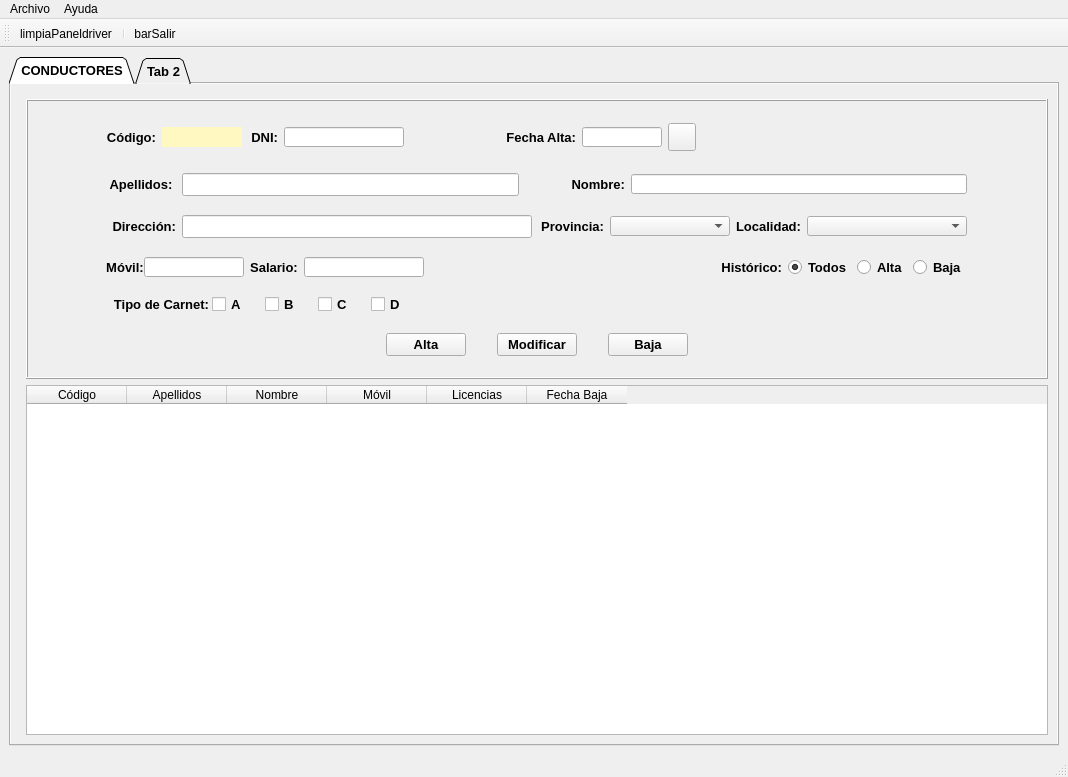
Old version of the form templates/MainWindow.ui in the repository XoanCarlos/perezgonzalez2324.
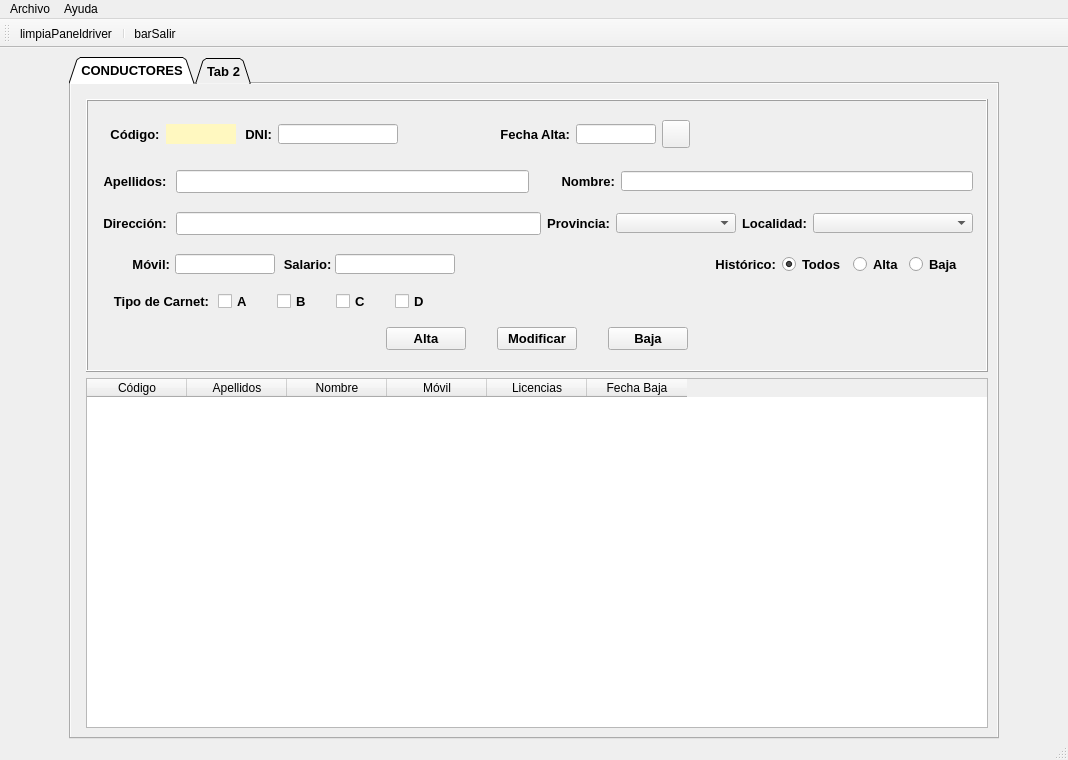
New version of the form. Icons and pictures are not drawn.

What changed in the file:
```diff
--- a/templates/MainWindow.ui
+++ b/templates/MainWindow.ui
@@ -7,7 +7,7 @@
     <x>0</x>
     <y>0</y>
     <width>1068</width>
-    <height>777</height>
+    <height>760</height>
    </rect>
   </property>
   <property name="sizePolicy">
@@ -62,7 +62,20 @@
     </size>
    </property>
    <layout class="QGridLayout" name="gridLayout_2">
-    <item row="0" column="0">
+    <item row="0" column="2">
+     <spacer name="horizontalSpacer_11">
+      <property name="orientation">
+       <enum>Qt::Horizontal</enum>
+      </property>
+      <property name="sizeHint" stdset="0">
+       <size>
+        <width>60</width>
+        <height>20</height>
+       </size>
+      </property>
+     </spacer>
+    </item>
+    <item row="0" column="1">
      <widget class="QTabWidget" name="panelPrincipal">
       <property name="sizePolicy">
        <sizepolicy hsizetype="Expanding" vsizetype="Expanding">
@@ -287,9 +300,12 @@
                <property name="orientation">
                 <enum>Qt::Horizontal</enum>
                </property>
+               <property name="sizeType">
+                <enum>QSizePolicy::Fixed</enum>
+               </property>
                <property name="sizeHint" stdset="0">
                 <size>
-                 <width>40</width>
+                 <width>225</width>
                  <height>20</height>
                 </size>
                </property>
@@ -297,7 +313,7 @@
              </item>
              <item row="0" column="0" colspan="2">
               <layout class="QGridLayout" name="gridLayout_3">
-               <item row="0" column="0">
+               <item row="0" column="1">
                 <widget class="QLabel" name="lblCod">
                  <property name="minimumSize">
                   <size>
@@ -315,21 +331,43 @@
                   <string>Código:</string>
                  </property>
                  <property name="alignment">
+                  <set>Qt::AlignCenter</set>
+                 </property>
+                </widget>
+               </item>
+               <item row="0" column="3">
+                <widget class="QLabel" name="lblDni">
+                 <property name="minimumSize">
+                  <size>
+                   <width>30</width>
+                   <height>20</height>
+                  </size>
+                 </property>
+                 <property name="maximumSize">
+                  <size>
+                   <width>30</width>
+                   <height>20</height>
+                  </size>
+                 </property>
+                 <property name="text">
+                  <string>DNI:</string>
+                 </property>
+                 <property name="alignment">
                   <set>Qt::AlignRight|Qt::AlignTrailing|Qt::AlignVCenter</set>
                  </property>
                 </widget>
                </item>
-               <item row="0" column="1">
+               <item row="0" column="2">
                 <widget class="QLabel" name="lblcodbd">
                  <property name="minimumSize">
                   <size>
-                   <width>80</width>
+                   <width>70</width>
                    <height>20</height>
                   </size>
                  </property>
                  <property name="maximumSize">
                   <size>
-                   <width>80</width>
+                   <width>70</width>
                    <height>20</height>
                   </size>
                  </property>
@@ -344,29 +382,7 @@
                  </property>
                 </widget>
                </item>
-               <item row="0" column="2">
-                <widget class="QLabel" name="lblDni">
-                 <property name="minimumSize">
-                  <size>
-                   <width>30</width>
-                   <height>20</height>
-                  </size>
-                 </property>
-                 <property name="maximumSize">
-                  <size>
-                   <width>30</width>
-                   <height>20</height>
-                  </size>
-                 </property>
-                 <property name="text">
-                  <string>DNI:</string>
-                 </property>
-                 <property name="alignment">
-                  <set>Qt::AlignRight|Qt::AlignTrailing|Qt::AlignVCenter</set>
-                 </property>
-                </widget>
-               </item>
-               <item row="0" column="3">
+               <item row="0" column="4">
                 <widget class="QLineEdit" name="txtDni">
                  <property name="minimumSize">
                   <size>
@@ -388,57 +404,7 @@
                  </property>
                 </widget>
                </item>
-               <item row="0" column="4">
-                <widget class="QLabel" name="lblValidardni">
-                 <property name="minimumSize">
-                  <size>
-                   <width>50</width>
-                   <height>30</height>
-                  </size>
-                 </property>
-                 <property name="maximumSize">
-                  <size>
-                   <width>50</width>
-                   <height>30</height>
-                  </size>
-                 </property>
-                 <property name="font">
-                  <font>
-                   <family>Segoe Print</family>
-                   <pointsize>14</pointsize>
-                  </font>
-                 </property>
-                 <property name="text">
-                  <string/>
-                 </property>
-                 <property name="alignment">
-                  <set>Qt::AlignLeading|Qt::AlignLeft|Qt::AlignVCenter</set>
-                 </property>
-                </widget>
-               </item>
-               <item row="0" column="5">
-                <widget class="QLabel" name="lblDatadriver">
-                 <property name="minimumSize">
-                  <size>
-                   <width>110</width>
-                   <height>20</height>
-                  </size>
-                 </property>
-                 <property name="maximumSize">
-                  <size>
-                   <width>110</width>
-                   <height>20</height>
-                  </size>
-                 </property>
-                 <property name="text">
-                  <string>Fecha Alta:</string>
-                 </property>
-                 <property name="alignment">
-                  <set>Qt::AlignRight|Qt::AlignTrailing|Qt::AlignVCenter</set>
-                 </property>
-                </widget>
-               </item>
-               <item row="0" column="6">
+               <item row="0" column="7">
                 <widget class="QLineEdit" name="txtDatadriver">
                  <property name="sizePolicy">
                   <sizepolicy hsizetype="Preferred" vsizetype="Fixed">
@@ -459,11 +425,11 @@
                   </size>
                  </property>
                  <property name="alignment">
-                  <set>Qt::AlignRight|Qt::AlignTrailing|Qt::AlignVCenter</set>
+                  <set>Qt::AlignCenter</set>
                  </property>
                 </widget>
                </item>
-               <item row="0" column="7">
+               <item row="0" column="8">
                 <widget class="QPushButton" name="btnCalendar">
                  <property name="minimumSize">
                   <size>
@@ -492,6 +458,72 @@
                  </property>
                 </widget>
                </item>
+               <item row="0" column="6">
+                <widget class="QLabel" name="lblDatadriver">
+                 <property name="minimumSize">
+                  <size>
+                   <width>110</width>
+                   <height>20</height>
+                  </size>
+                 </property>
+                 <property name="maximumSize">
+                  <size>
+                   <width>110</width>
+                   <height>20</height>
+                  </size>
+                 </property>
+                 <property name="text">
+                  <string>Fecha Alta:</string>
+                 </property>
+                 <property name="alignment">
+                  <set>Qt::AlignRight|Qt::AlignTrailing|Qt::AlignVCenter</set>
+                 </property>
+                </widget>
+               </item>
+               <item row="0" column="5">
+                <widget class="QLabel" name="lblValidardni">
+                 <property name="minimumSize">
+                  <size>
+                   <width>50</width>
+                   <height>30</height>
+                  </size>
+                 </property>
+                 <property name="maximumSize">
+                  <size>
+                   <width>50</width>
+                   <height>30</height>
+                  </size>
+                 </property>
+                 <property name="font">
+                  <font>
+                   <family>Segoe Print</family>
+                   <pointsize>14</pointsize>
+                  </font>
+                 </property>
+                 <property name="text">
+                  <string/>
+                 </property>
+                 <property name="alignment">
+                  <set>Qt::AlignLeading|Qt::AlignLeft|Qt::AlignVCenter</set>
+                 </property>
+                </widget>
+               </item>
+               <item row="0" column="0">
+                <spacer name="horizontalSpacer_13">
+                 <property name="orientation">
+                  <enum>Qt::Horizontal</enum>
+                 </property>
+                 <property name="sizeType">
+                  <enum>QSizePolicy::Fixed</enum>
+                 </property>
+                 <property name="sizeHint" stdset="0">
+                  <size>
+                   <width>10</width>
+                   <height>20</height>
+                  </size>
+                 </property>
+                </spacer>
+               </item>
               </layout>
              </item>
              <item row="3" column="0">
@@ -562,7 +594,7 @@
                   <string>Dirección:</string>
                  </property>
                  <property name="alignment">
-                  <set>Qt::AlignRight|Qt::AlignTrailing|Qt::AlignVCenter</set>
+                  <set>Qt::AlignCenter</set>
                  </property>
                 </widget>
                </item>
@@ -576,7 +608,7 @@
                  </property>
                  <property name="minimumSize">
                   <size>
-                   <width>350</width>
+                   <width>365</width>
                    <height>20</height>
                   </size>
                  </property>
@@ -702,7 +734,7 @@
               </spacer>
              </item>
              <item row="6" column="0">
-              <layout class="QGridLayout" name="gridLayout_6" columnstretch="0,0,0,0,0">
+              <layout class="QGridLayout" name="gridLayout_6" columnstretch="0,0,0,0,0,0">
                <property name="sizeConstraint">
                 <enum>QLayout::SetMinimumSize</enum>
                </property>
@@ -712,7 +744,23 @@
                <property name="horizontalSpacing">
                 <number>0</number>
                </property>
-               <item row="0" column="3">
+               <item row="0" column="0">
+                <widget class="QLabel" name="lblMovil">
+                 <property name="maximumSize">
+                  <size>
+                   <width>70</width>
+                   <height>20</height>
+                  </size>
+                 </property>
+                 <property name="text">
+                  <string>Móvil:</string>
+                 </property>
+                 <property name="alignment">
+                  <set>Qt::AlignRight|Qt::AlignTrailing|Qt::AlignVCenter</set>
+                 </property>
+                </widget>
+               </item>
+               <item row="0" column="4">
                 <widget class="QLabel" name="lblSalario">
                  <property name="sizePolicy">
                   <sizepolicy hsizetype="Preferred" vsizetype="Preferred">
@@ -733,30 +781,14 @@
                   </size>
                  </property>
                  <property name="text">
-                  <string>Salario:</string>
+                  <string>Salario: </string>
                  </property>
                  <property name="alignment">
-                  <set>Qt::AlignCenter</set>
+                  <set>Qt::AlignRight|Qt::AlignTrailing|Qt::AlignVCenter</set>
                  </property>
                 </widget>
                </item>
-               <item row="0" column="0">
-                <widget class="QLabel" name="lblMovil">
-                 <property name="maximumSize">
-                  <size>
-                   <width>70</width>
-                   <height>20</height>
-                  </size>
-                 </property>
-                 <property name="text">
-                  <string>Móvil:</string>
-                 </property>
-                 <property name="alignment">
-                  <set>Qt::AlignCenter</set>
-                 </property>
-                </widget>
-               </item>
-               <item row="0" column="1">
+               <item row="0" column="2">
                 <widget class="QLineEdit" name="txtMovil">
                  <property name="minimumSize">
                   <size>
@@ -775,7 +807,7 @@
                  </property>
                 </widget>
                </item>
-               <item row="0" column="4">
+               <item row="0" column="5">
                 <widget class="QLineEdit" name="txtSalario">
                  <property name="minimumSize">
                   <size>
@@ -794,6 +826,22 @@
                  </property>
                 </widget>
                </item>
+               <item row="0" column="1">
+                <spacer name="horizontalSpacer_12">
+                 <property name="orientation">
+                  <enum>Qt::Horizontal</enum>
+                 </property>
+                 <property name="sizeType">
+                  <enum>QSizePolicy::Fixed</enum>
+                 </property>
+                 <property name="sizeHint" stdset="0">
+                  <size>
+                   <width>5</width>
+                   <height>20</height>
+                  </size>
+                 </property>
+                </spacer>
+               </item>
               </layout>
              </item>
              <item row="2" column="0" colspan="3">
@@ -859,7 +907,7 @@
                 <widget class="QLineEdit" name="txtApel">
                  <property name="minimumSize">
                   <size>
-                   <width>250</width>
+                   <width>350</width>
                    <height>20</height>
                   </size>
                  </property>
@@ -878,7 +926,7 @@
                  </property>
                  <property name="sizeHint" stdset="0">
                   <size>
-                   <width>40</width>
+                   <width>20</width>
                    <height>20</height>
                   </size>
                  </property>
@@ -1122,6 +1170,19 @@
       </widget>
      </widget>
     </item>
+    <item row="0" column="0">
+     <spacer name="horizontalSpacer_10">
+      <property name="orientation">
+       <enum>Qt::Horizontal</enum>
+      </property>
+      <property name="sizeHint" stdset="0">
+       <size>
+        <width>60</width>
+        <height>20</height>
+       </size>
+      </property>
+     </spacer>
+    </item>
    </layout>
   </widget>
   <widget class="QMenuBar" name="menubar">
```
